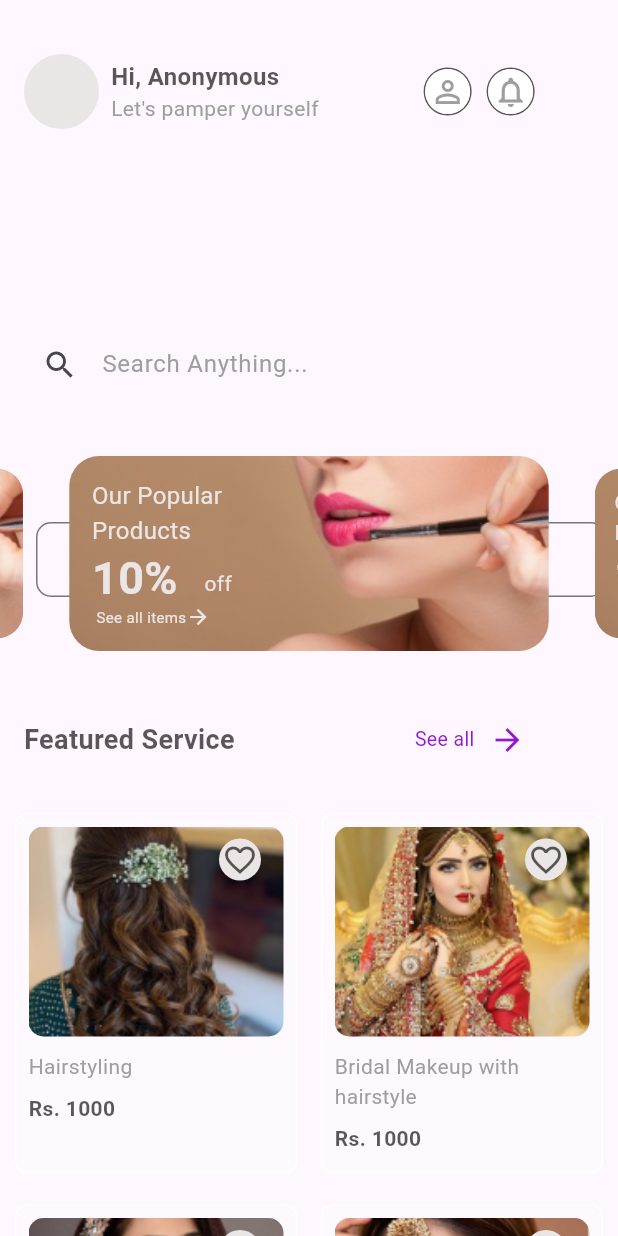
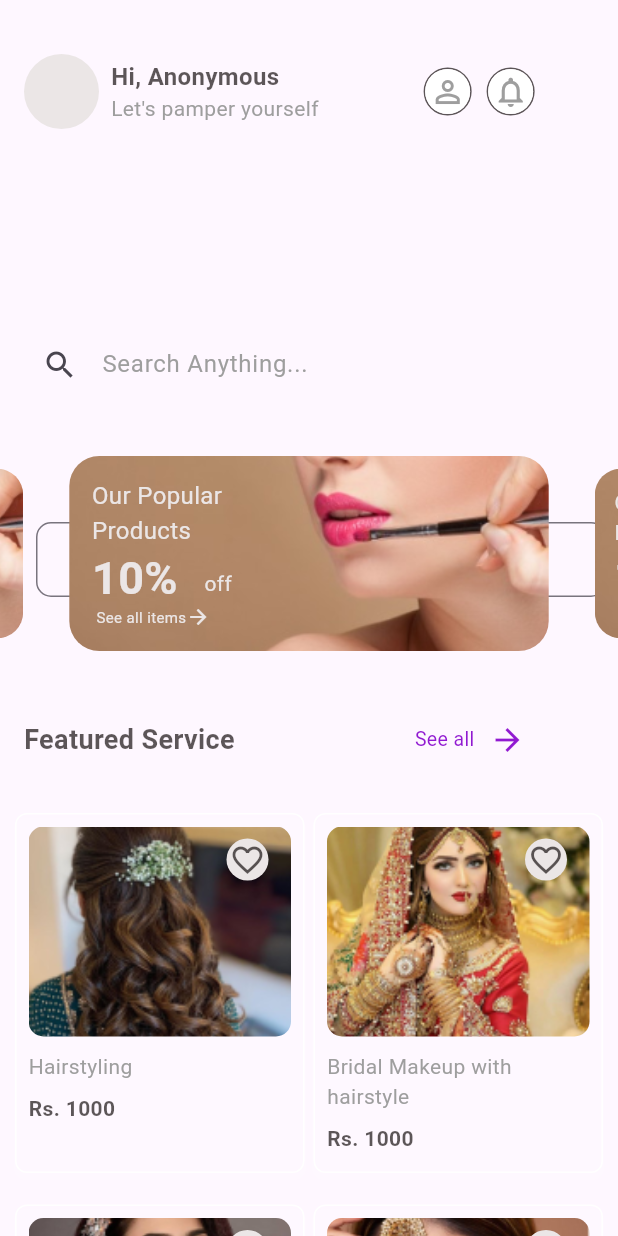
Before and after one commit to shrestha-anish-sudo/Murakey, a Flutter app: the Homescreen screen opened by its route, on a phone screen of 412 x 824 dp. Run offline on Flutter 3.47's test engine with Material 3 defaults, Android fonts, the phone set to English and light mode, and no system bars; drawn by our look-alikes of carousel_slider; our stand-ins replace another_flushbar, flutter_screenutil, fluttertoast, get_it.

Commit message:
'creatnew'

```diff
--- a/lib/Utils/Routes/Routes.dart
+++ b/lib/Utils/Routes/Routes.dart
@@ -38,7 +38,7 @@ class Routes {
         return _pageRoute(const Categoryscreen());
       case RoutesName.courseone:
         return _pageRoute(const Courseone());
-      case RoutesName.:
+      case RoutesName.createnew:
         return _pageRoute(const Createnew());
     }
     return null;
--- a/lib/features/auth/Screens/Signup_screen.dart
+++ b/lib/features/auth/Screens/Signup_screen.dart
@@ -210,11 +210,12 @@ class SignUp extends StatelessWidget {
                     height: 25,
                   ),
                   Row(
-                    mainAxisAlignment: MainAxisAlignment.spaceBetween,
+                    mainAxisAlignment: MainAxisAlignment.center,
+                    crossAxisAlignment: CrossAxisAlignment.end,
                     children: [
                       Socailbutton(imagePath: facebook, onPressed: () {}),
+                      const SizedBox(width: 5),
                       Socailbutton(imagePath: google, onPressed: () {}),
-                      Socailbutton(imagePath: apple, onPressed: () {}),
                     ],
                   ),
                   const SizedBox(height: 40),
--- a/lib/features/home/screens/home_screens.dart
+++ b/lib/features/home/screens/home_screens.dart
@@ -190,7 +190,7 @@ class Homescreen extends StatelessWidget {
                     'Rs. 1000',
                     f1,
                   ),
-                  const SizedBox(width: 16.0),
+                  const SizedBox(width: 6.0),
                   buildServiceItem(
                     'Bridal Makeup with\nhairstyle',
                     'Rs. 1000',
@@ -205,7 +205,7 @@ class Homescreen extends StatelessWidget {
               child: Row(
                 children: [
                   buildServiceItem('Makeup', 'Rs. 1000', f3),
-                  const SizedBox(width: 16.0),
+                  const SizedBox(width: 6.0),
                   buildServiceItem(
                       'Bridal Makeup with\nhairstyle', 'Rs. 1000', f4),
                 ],
@@ -420,13 +420,13 @@ class Homescreen extends StatelessWidget {
               height: 1,
             ),
             Padding(
-              padding: const EdgeInsets.all(10.0),
+              padding: const EdgeInsets.all(6.0),
               child: Row(
                 children: [
                   buildCourseItem('Self Makeup', c1, () {
                     Navigator.pushNamed(context, RoutesName.courseone);
                   }),
-                  const SizedBox(width: 16.0),
+                  const SizedBox(width: 6.0),
                   buildCourseItem('Self Makeup', c2, () {}),
                 ],
               ),
@@ -437,13 +437,13 @@ class Homescreen extends StatelessWidget {
               child: Row(
                 children: [
                   buildCourseItem('Self Makeup', c2, () {}),
-                  const SizedBox(width: 16.0),
+                  const SizedBox(width: 10.0),
                   buildCourseItem('Self Makeup', c2, () {}),
                 ],
               ),
             ),
             const SizedBox(
-              height: 20,
+              height: 10,
             ),
             Padding(
               padding: const EdgeInsets.all(16.0),
--- a/lib/features/home/services/build_courses.dart
+++ b/lib/features/home/services/build_courses.dart
@@ -29,8 +29,6 @@ Widget buildCourseItem(
           // Product Image
           Container(
             height: 140.0,
-
-            width: double.infinity, // Set the height as needed
             decoration: BoxDecoration(
               borderRadius: BorderRadiusDirectional.circular(10),
               image: DecorationImage(
@@ -83,9 +81,7 @@ Widget buildCourseItem(
               const SizedBox(height: 8.0),
               Align(
                   alignment: Alignment.topLeft,
-                  child: Homebutton(title: 'Enquiry Now', onPress: onPressed)
-                  ),
-
+                  child: Homebutton(title: 'Enquiry Now', onPress: onPressed)),
             ],
           ),
         ],
```
Also changed, not shown: lib/features/auth/Screens/Login_Screen.dart (+5 -2 lines), lib/features/auth/Screens/create_new.dart (+87 -1 lines), lib/features/auth/Screens/otp_screen.dart (+7 -2 lines).
